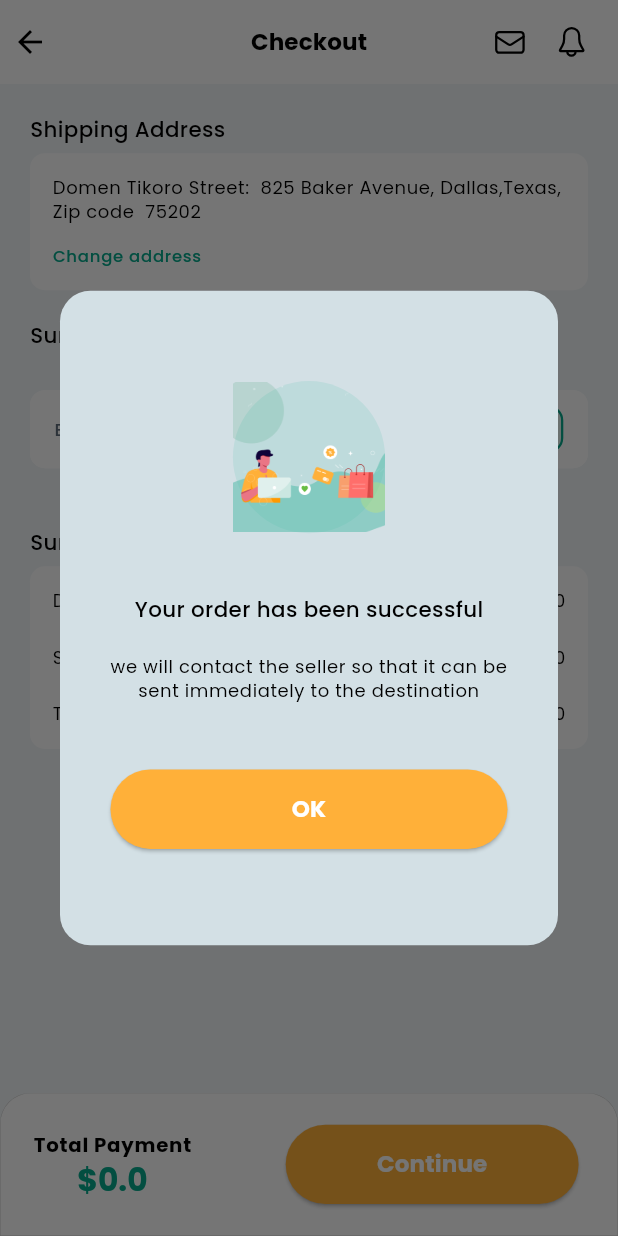
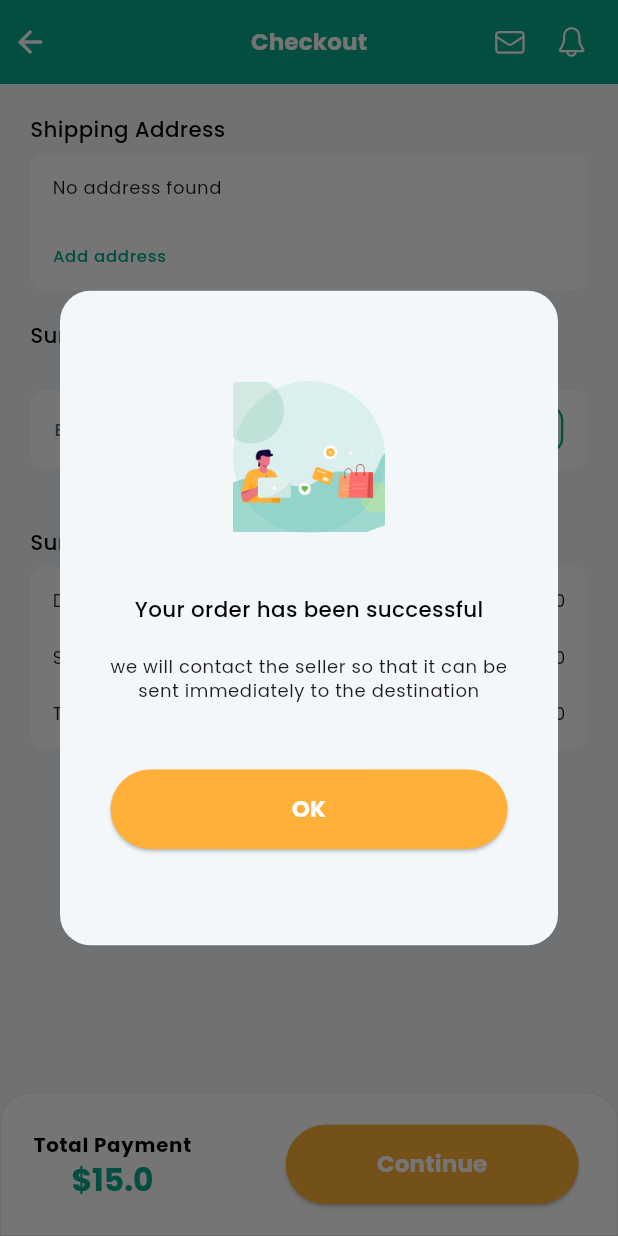
Before and after one commit to logicberry/shopping-app-mobile, a Flutter app: the CheckOutPage screen opened directly with empty values, after a tap on "Continue", on a phone screen of 412 x 824 dp. Run offline on Flutter 3.47's test engine with Material 3 defaults, Android fonts, the phone set to English and light mode, and no system bars; our stand-ins replace flutter_rating_bar, flutter_screenutil, flutter_svg, get_it, go_router, internet_connection_checker and 2 more; missing offline and left inert: autoscale_tabbarview; accounts and stored records are empty.

Commit message:
add set & update user address

```diff
--- a/lib/src/components/appbar.dart
+++ b/lib/src/components/appbar.dart
@@ -112,7 +112,7 @@ class SHAppBar extends StatelessWidget implements PreferredSizeWidget {
         if (itemCount != null && itemCount > 0)
           Positioned(
             right: 0,
-            top: 0,
+            top: -3,
             child: Container(
               padding: const EdgeInsets.all(2),
               decoration: const BoxDecoration(
--- a/lib/src/components/cart_and_checkout_bar.dart
+++ b/lib/src/components/cart_and_checkout_bar.dart
@@ -19,7 +19,7 @@ class CartAndCheckoutBar extends StatelessWidget {
       width: double.infinity,
       height: 94.h,
       decoration: BoxDecoration(
-        color: AppColors.white,
+        color: Theme.of(context).cardColor,
         border: Border.all(width: 0.3, color: AppColors.grey),
         borderRadius: BorderRadius.only(
             topLeft: Radius.circular(20.r), topRight: Radius.circular(20.r)),
--- a/lib/src/features/Cart/screens/cart_page.dart
+++ b/lib/src/features/Cart/screens/cart_page.dart
@@ -27,10 +27,11 @@ class _CartPageState extends State<CartPage> {
     }
 
     return Scaffold(
-      backgroundColor: AppColors.ash,
+      backgroundColor: Theme.of(context).scaffoldBackgroundColor,
       appBar: const SHAppBar(
           implyLeading: true,
-          actionColor: AppColors.black,
+          actionColor: AppColors.white,
+          background: AppColors.primaryColor,
           title: 'Your Cart',
           centerTitle: true,
           actionConfig: AppBarActionConfig.messageAndNotification),
--- a/lib/src/features/Cart/widgets/cart_card.dart
+++ b/lib/src/features/Cart/widgets/cart_card.dart
@@ -20,7 +20,7 @@ class CartCard extends StatelessWidget {
       height: 125.h,
       width: double.infinity,
       decoration: BoxDecoration(
-        color: Colors.white,
+        color: Theme.of(context).cardColor,
         borderRadius: BorderRadius.circular(10),
       ),
       child: Padding(
--- a/lib/src/features/Checkout/screens/checkout_page.dart
+++ b/lib/src/features/Checkout/screens/checkout_page.dart
@@ -1,6 +1,9 @@
 import 'package:flutter/material.dart';
 import 'package:flutter_screenutil/flutter_screenutil.dart';
+import 'package:go_router/go_router.dart';
+import 'package:provider/provider.dart';
 import 'package:shopapp/src/core/core.dart';
+import 'package:shopapp/src/features/Profile/controller/user_controller.dart';
 
 import '../../../components/components.dart';
 import '../../Cart/model/cart_model.dart';
@@ -17,18 +20,24 @@ class CheckOutPage extends StatefulWidget {
 }
 
 class _CheckOutPageState extends State<CheckOutPage> {
+  double deliveryFee = 10.00;
+  double tax = 5.00;
   @override
   Widget build(BuildContext context) {
     final textTheme = Theme.of(context).textTheme;
+    final theme = Theme.of(context);
+    final user = context.read<UserProvider>().user;
 
     return Scaffold(
-      backgroundColor: AppColors.ash,
+      backgroundColor: theme.scaffoldBackgroundColor,
       appBar: const SHAppBar(
-          actionConfig: AppBarActionConfig.messageAndNotification,
-          title: 'Checkout',
-          centerTitle: true,
-          implyLeading: true,
-          actionColor: Colors.black),
+        actionConfig: AppBarActionConfig.messageAndNotification,
+        title: 'Checkout',
+        centerTitle: true,
+        implyLeading: true,
+        actionColor: AppColors.white,
+        background: AppColors.primaryColor,
+      ),
       body: SafeArea(
         child: SingleChildScrollView(
           child: Padding(
@@ -43,21 +52,26 @@ class _CheckOutPageState extends State<CheckOutPage> {
                   width: double.infinity,
                   padding: const EdgeInsets.all(15),
                   decoration: BoxDecoration(
-                    color: Colors.white,
+                    color: theme.cardColor,
                     borderRadius: BorderRadius.circular(10),
                   ),
                   child: Column(
                     mainAxisAlignment: MainAxisAlignment.spaceBetween,
                     crossAxisAlignment: CrossAxisAlignment.start,
                     children: [
-                      Text(
-                          'Domen Tikoro Street:  825 Baker Avenue, Dallas,Texas, Zip code  75202',
-                          style: textTheme.bodySmall?.copyWith(
-                            color: AppColors.black,
-                          )),
-                      Text('Change address',
-                          style: textTheme.labelSmall?.copyWith(
-                              color: AppColors.primaryColor, fontSize: 10.sp)),
+                      Text(user.address ?? 'No address found',
+                          style: textTheme.bodySmall),
+                      GestureDetector(
+                        onTap: () => context
+                            .pushNamed(RouteConstants.editProfile, extra: user),
+                        child: Text(
+                            user.address != null
+                                ? 'Change address'
+                                : 'Add address',
+                            style: textTheme.labelSmall?.copyWith(
+                                color: AppColors.primaryColor,
+                                fontSize: 10.sp)),
+                      ),
                     ],
                   ),
                 ),
@@ -70,7 +84,7 @@ class _CheckOutPageState extends State<CheckOutPage> {
                     Container(
                       padding: const EdgeInsets.symmetric(horizontal: 15),
                       decoration: BoxDecoration(
-                        color: Colors.white,
+                        color: theme.cardColor,
                         borderRadius: BorderRadius.circular(10),
                       ),
                       child: Column(
@@ -100,7 +114,7 @@ class _CheckOutPageState extends State<CheckOutPage> {
                   height: 70.h,
                   child: TextField(
                     decoration: InputDecoration(
-                      fillColor: AppColors.white,
+                      fillColor: theme.cardColor,
                       filled: true,
                       hintText: 'Enter Coupon Code',
                       hintStyle: textTheme.labelSmall,
@@ -145,7 +159,7 @@ class _CheckOutPageState extends State<CheckOutPage> {
                   width: double.infinity,
                   padding: const EdgeInsets.all(15),
                   decoration: BoxDecoration(
-                    color: Colors.white,
+                    color: theme.cardColor,
                     borderRadius: BorderRadius.circular(10),
                   ),
                   child: Column(
@@ -154,41 +168,24 @@ class _CheckOutPageState extends State<CheckOutPage> {
                     children: [
                       Row(
                         children: [
-                          Text('Delivery Fee',
-                              style: textTheme.bodySmall?.copyWith(
-                                color: AppColors.black,
-                              )),
+                          Text('Delivery Fee', style: textTheme.bodySmall),
                           const Spacer(),
-                          Text('\$ 10.00',
-                              style: textTheme.bodySmall?.copyWith(
-                                color: AppColors.black,
-                              )),
+                          Text('\$ $deliveryFee', style: textTheme.bodySmall),
                         ],
                       ),
                       Row(
                         children: [
-                          Text('Subtotal',
-                              style: textTheme.bodySmall?.copyWith(
-                                color: AppColors.black,
-                              )),
+                          Text('Subtotal', style: textTheme.bodySmall),
                           const Spacer(),
                           Text('\$ ${widget.totalPrice}',
-                              style: textTheme.bodySmall?.copyWith(
-                                color: AppColors.black,
-                              )),
+                              style: textTheme.bodySmall),
                         ],
                       ),
                       Row(
                         children: [
-                          Text('Tax',
-                              style: textTheme.bodySmall?.copyWith(
-                                color: AppColors.black,
-                              )),
+                          Text('Tax', style: textTheme.bodySmall),
                           const Spacer(),
-                          Text('\$ 10.00',
-                              style: textTheme.bodySmall?.copyWith(
-                                color: AppColors.black,
-                              )),
+                          Text('\$ $tax', style: textTheme.bodySmall),
                         ],
                       ),
                     ],
@@ -201,7 +198,7 @@ class _CheckOutPageState extends State<CheckOutPage> {
         ),
       ),
       bottomSheet: CartAndCheckoutBar(
-          totalPrice: widget.totalPrice.toString(),
+          totalPrice: '${widget.totalPrice + deliveryFee + tax}',
           onTap: () {
             showDialog(
                 context: context,
--- a/lib/src/features/Checkout/widget/success_popup.dart
+++ b/lib/src/features/Checkout/widget/success_popup.dart
@@ -1,17 +1,21 @@
 import 'package:flutter/material.dart';
 import 'package:flutter_screenutil/flutter_screenutil.dart';
+import 'package:provider/provider.dart';
 import 'package:shopapp/src/components/button.dart';
 import 'package:shopapp/src/core/core.dart';
+
+import '../../Cart/controller/cart_controller.dart';
 
 class SuccessPopUp extends StatelessWidget {
   const SuccessPopUp({super.key});
 
   @override
   Widget build(BuildContext context) {
-            final textTheme = Theme.of(context).textTheme;
+    final textTheme = Theme.of(context).textTheme;
 
     return Dialog(
-        surfaceTintColor: AppColors.primaryColor,
+        backgroundColor: Theme.of(context).scaffoldBackgroundColor,
+        // surfaceTintColor: Theme.of(context).scaffoldBackgroundColor,
         shape: RoundedRectangleBorder(
             borderRadius: BorderRadius.all(Radius.circular(20.r))),
         child: SizedBox(
@@ -25,9 +29,7 @@ class SuccessPopUp extends StatelessWidget {
                 CircleAvatar(
                   radius: 50.r,
                   backgroundColor: AppColors.primaryColor.withOpacity(0.1),
-                  child: Image.asset(
-                    ImagePath.welcome,
-                  ),
+                  child: Image.asset(ImagePath.welcome, fit: BoxFit.contain),
                 ),
                 Space.height(40),
                 const Text('Your order has been successful'),
@@ -35,13 +37,11 @@ class SuccessPopUp extends StatelessWidget {
                 Text(
                     'we will contact the seller so that it can be sent immediately to the destination',
                     textAlign: TextAlign.center,
-                    style: textTheme.bodySmall?.copyWith(
-                      color: AppColors.black,
-                    )),
+                    style: textTheme.bodySmall),
                 Space.height(40),
-                const SAActionButton(
+                SAActionButton(
                   title: 'OK',
-                  onTap: null,
+                  onTap: () => context.read<CartProvider>().clearCart(),
                 )
               ],
             ),
--- a/lib/src/features/Profile/screens/edit_profile_page.dart
+++ b/lib/src/features/Profile/screens/edit_profile_page.dart
@@ -56,14 +56,16 @@ class _EditProfilePageState extends State<EditProfilePage> {
 
   @override
   Widget build(BuildContext context) {
+    final theme = Theme.of(context);
+    final user = context.watch<UserProvider>().user;
     return Scaffold(
+      backgroundColor: theme.scaffoldBackgroundColor,
       appBar: const SHAppBar(
         actionConfig: AppBarActionConfig.none,
         title: 'Edit Profile',
         centerTitle: true,
         implyLeading: true,
       ),
-      backgroundColor: AppColors.ash,
       body: SingleChildScrollView(
         child: SafeArea(
             child: Padding(
@@ -138,7 +140,7 @@ class _EditProfilePageState extends State<EditProfilePage> {
                       children: [
                         const Text('Address'),
                         Space.height(10),
-                        Text('${widget.user.address}, ${widget.user.country}')
+                        Text('${user.address}, ${user.country}')
                       ],
                     ),
                   ),
--- a/lib/src/features/Profile/screens/profile_page.dart
+++ b/lib/src/features/Profile/screens/profile_page.dart
@@ -13,7 +13,6 @@ class ProfilePage extends StatelessWidget {
   @override
   Widget build(BuildContext context) {
         final textTheme = Theme.of(context).textTheme;
-
     return Consumer<UserProvider>(builder: (context, userProvider, _) {
       return FutureBuilder<void>(
           future: userProvider.viewProfile(context: context),
--- a/lib/src/features/Profile/widget/profile_card.dart
+++ b/lib/src/features/Profile/widget/profile_card.dart
@@ -72,7 +72,7 @@ class BalanceCard extends StatelessWidget {
           color: AppColors.white,
           borderRadius: BorderRadius.all(Radius.circular(10.r))),
       child: Padding(
-        padding: EdgeInsets.symmetric(vertical: 18.h, horizontal: 15.w),
+        padding: EdgeInsets.symmetric(vertical: 12.h, horizontal: 15.w),
         child: Column(
           mainAxisAlignment: MainAxisAlignment.spaceBetween,
           crossAxisAlignment: CrossAxisAlignment.start,
```
Also changed, not shown: lib/src/features/Cart/controller/cart_controller.dart (+8 -1 lines), lib/src/features/Cart/repository/cart_repository.dart (+21 -12 lines), lib/src/features/Checkout/widget/summary_item_card.dart (+14 -6 lines), lib/src/features/home/screens/home.dart (+22 -5 lines), lib/src/services/local_storage_service.dart (+33 -14 lines).
